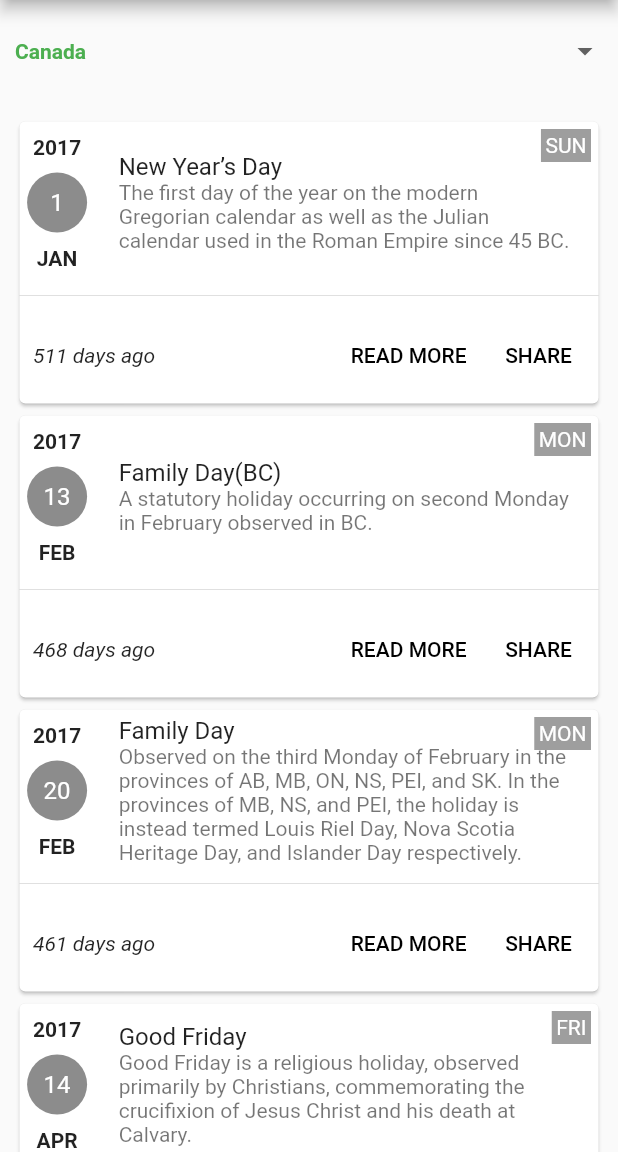
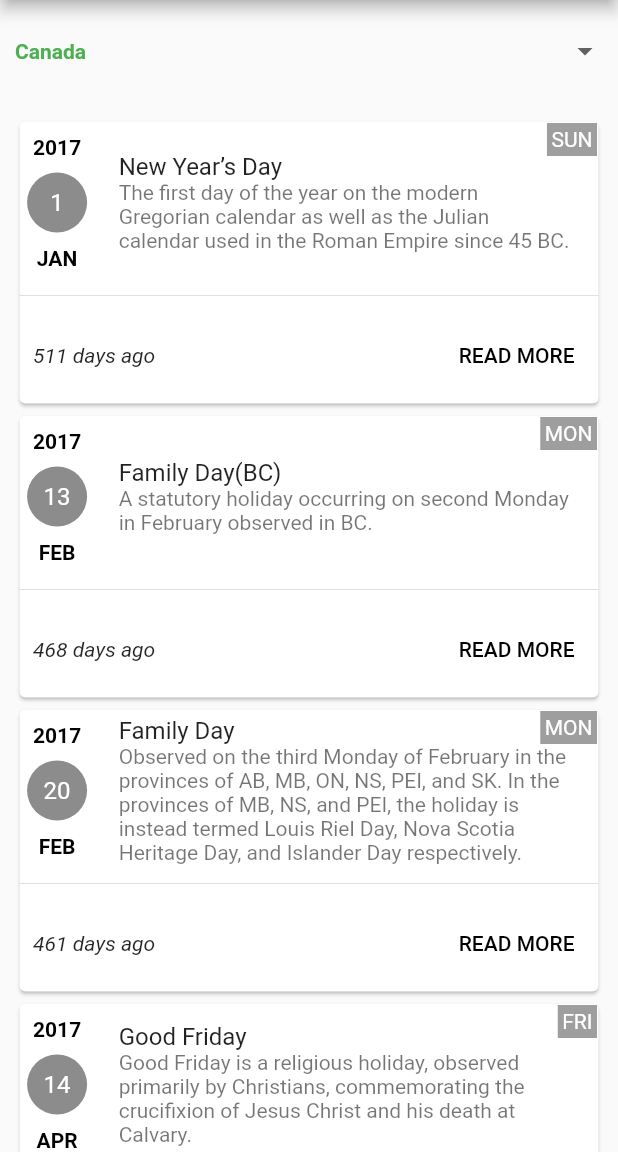
Before and after one commit to jobinbasani/my_next_holiday, a Flutter app: the screen it shows after launch, on a phone screen of 412 x 824 dp, the part 84-1236 px from its top. Run offline on Flutter 3.47's test engine with Material 2 defaults, Android fonts, the light colour scheme and no system bars.

Commit message:
Configure buttons

```diff
--- a/lib/main.dart
+++ b/lib/main.dart
@@ -11,7 +11,6 @@ import 'package:url_launcher/url_launcher.dart';
 void main() => runApp(new NlwApp());
 
 class NlwApp extends StatelessWidget {
-  // This widget is the root of your application.
   @override
   Widget build(BuildContext context) {
     return new MaterialApp(
@@ -78,7 +77,9 @@ class _NlwHomePageState extends State<NlwHomePage> {
           padding: const EdgeInsets.all(9.0),
           child: new Text(
             details.holidayDate.year.toString(),
-            style: new TextStyle(fontWeight: FontWeight.bold),
+            style: new TextStyle(
+                fontWeight: FontWeight.bold,
+                color: details.isNextHoliday ? Colors.green : Colors.black),
           ),
         ),
         getDateAvatar(details),
@@ -86,33 +87,37 @@ class _NlwHomePageState extends State<NlwHomePage> {
           padding: const EdgeInsets.all(9.0),
           child: new Text(
               _monthFormatter.format(details.holidayDate).toUpperCase(),
-              style: new TextStyle(fontWeight: FontWeight.bold)),
+              style: new TextStyle(
+                  fontWeight: FontWeight.bold,
+                  color: details.isNextHoliday ? Colors.green : Colors.black)),
         )
       ],
     );
   }
 
   Widget getButtonBar(HolidayDetails details) {
+    List<Widget> buttons = [];
+    buttons.add(new FlatButton(
+      textColor: details.isNextHoliday ? Colors.green : Colors.black,
+      child: const Text('READ MORE'),
+      onPressed: () {
+        _launchURL(details.url);
+      },
+    ));
+    if (details.isNextHoliday) {
+      buttons.add(new FlatButton(
+        child: const Text('SHARE'),
+        onPressed: () {
+          /* ... */
+        },
+      ));
+    }
     return new Expanded(
         child: new Align(
       alignment: Alignment.centerRight,
       child: new ButtonTheme.bar(
-        // make buttons use the appropriate styles for cards
         child: new ButtonBar(
-          children: <Widget>[
-            new FlatButton(
-              child: const Text('READ MORE'),
-              onPressed: () {
-                _launchURL(details.url);
-              },
-            ),
-            new FlatButton(
-              child: const Text('SHARE'),
-              onPressed: () {
-                /* ... */
-              },
-            ),
-          ],
+          children: buttons,
         ),
       ),
     ));
@@ -127,7 +132,7 @@ class _NlwHomePageState extends State<NlwHomePage> {
       decoration: new BoxDecoration(
           color: details.isNextHoliday ? Colors.green : Colors.grey),
       padding: const EdgeInsets.all(3.0),
-      margin: const EdgeInsets.all(9.0),
+      margin: const EdgeInsets.all(5.0),
     );
   }
 
@@ -220,25 +225,10 @@ class _NlwHomePageState extends State<NlwHomePage> {
 
     return new Scaffold(
       appBar: new AppBar(
-        // Here we take the value from the MyHomePage object that was created by
-        // the App.build method, and use it to set our appbar title.
         title: new Text(widget.title),
       ),
       body: new Center(
         child: new Column(
-          // Column is also layout widget. It takes a list of children and
-          // arranges them vertically. By default, it sizes itself to fit its
-          // children horizontally, and tries to be as tall as its parent.
-          //
-          // Invoke "debug paint" (press "p" in the console where you ran
-          // "flutter run", or select "Toggle Debug Paint" from the Flutter tool
-          // window in IntelliJ) to see the wireframe for each widget.
-          //
-          // Column has various properties to control how it sizes itself and
-          // how it positions its children. Here we use mainAxisAlignment to
-          // center the children vertically; the main axis here is the vertical
-          // axis because Columns are vertical (the cross axis would be
-          // horizontal).
           mainAxisAlignment: MainAxisAlignment.start,
           children: <Widget>[
             new Row(
```
